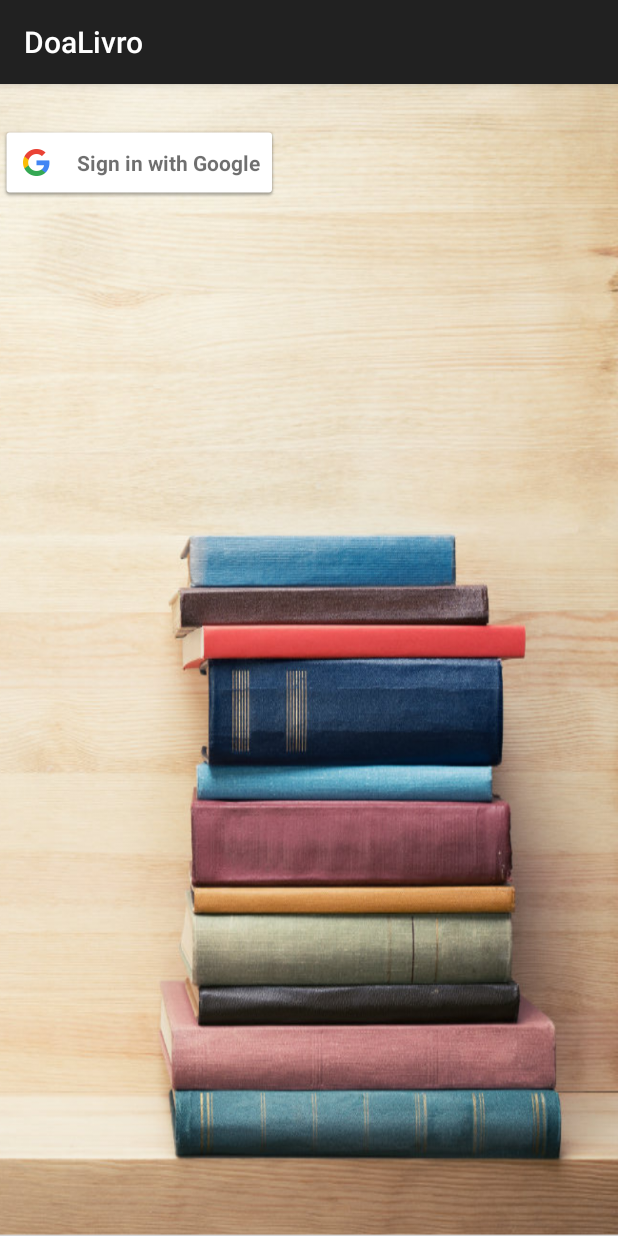
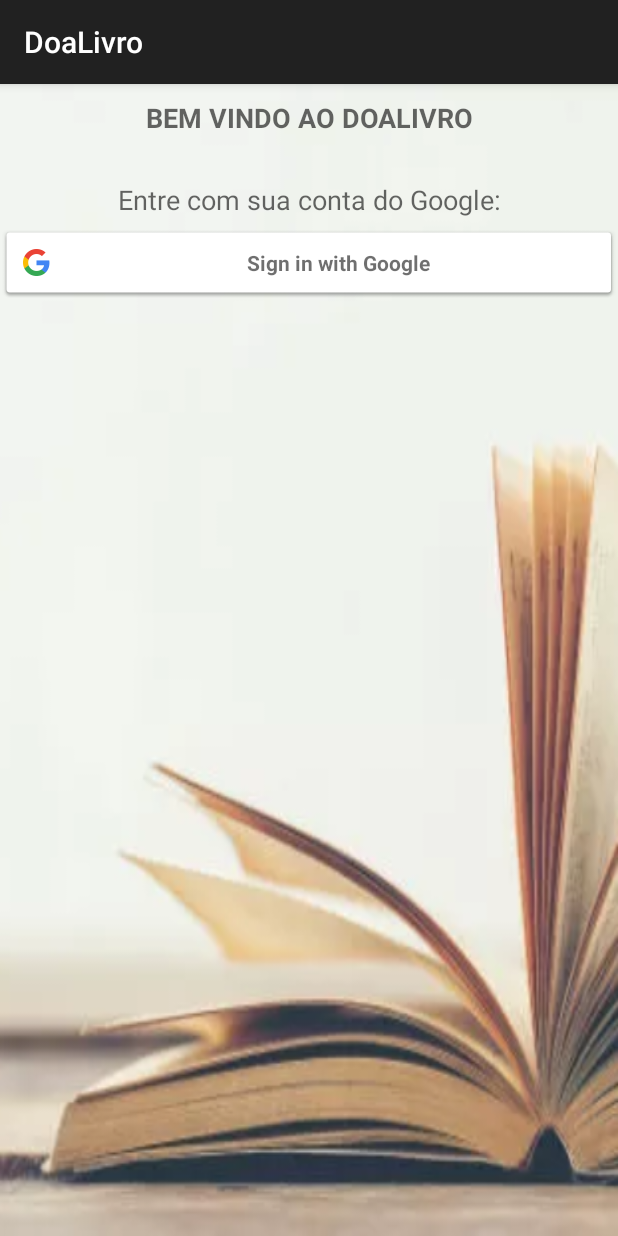
Before and after one commit to lucaspercisi/DoaLIvro, an Android app: the screen it shows after launch (MainActivity), on a phone screen of 412 x 824 dp. Run offline under Robolectric (Android 15) with nearby library versions, the phone set to English and light mode, and no system bars.

```diff
--- a/app/src/main/java/tk/doalivro/doalivro/MainActivity.java
+++ b/app/src/main/java/tk/doalivro/doalivro/MainActivity.java
@@ -182,6 +182,7 @@ public class MainActivity extends AppCompatActivity implements GoogleApiClient.O
         if (signedIn) {
             tela_principal.carregaTela();
         } else {
+            //tela_principal.carregaTela();
             tela_login.carregaTela();
         }
     }
--- a/app/src/main/res/layout/login.xml
+++ b/app/src/main/res/layout/login.xml
@@ -3,12 +3,31 @@
     android:layout_width="match_parent"
     android:layout_height="match_parent"
     android:orientation="vertical"
-    android:background="@drawable/capa_doa_livro">
+    android:background="@drawable/capa_login_doalivro">
+
+    <TextView
+        android:text="BEM VINDO AO DOALIVRO"
+        android:layout_width="match_parent"
+        android:layout_height="wrap_content"
+        android:gravity="center_horizontal"
+        android:layout_marginTop="10dp"
+        android:textAppearance="?android:attr/textAppearanceMedium"
+        android:textStyle="normal|bold" />
+
+    <TextView
+        android:text="Entre com sua conta do Google:"
+        android:layout_width="match_parent"
+        android:layout_height="wrap_content"
+        android:gravity="center_horizontal"
+        android:paddingTop="30dp"
+        android:textAppearance="?android:attr/textAppearanceMedium" />
 
     <com.google.android.gms.common.SignInButton
         android:id="@+id/botao_entrar"
-        android:layout_width="wrap_content"
+        android:layout_width="match_parent"
         android:layout_height="wrap_content"
-        android:layout_marginTop="28dp" />
+        android:layout_gravity="center_horizontal"
+        android:layout_marginTop="5dp"
+        />
 
 </LinearLayout>
--- a/app/src/main/res/values/colors.xml
+++ b/app/src/main/res/values/colors.xml
@@ -1,6 +1,6 @@
 <?xml version="1.0" encoding="utf-8"?>
 <resources>
     <color name="colorPrimary">#3F51B5</color>
-    <color name="colorPrimaryDark">#303F9F</color>
+    <color name="colorPrimaryDark">#303f9f</color>
     <color name="colorAccent">#FF4081</color>
 </resources>
```
Also changed, not shown: app/src/main/java/tk/doalivro/doalivro/DataBase.java (added, +24 -0 lines), app/src/main/java/tk/doalivro/doalivro/TelaDoaLivro.java (+11 -4 lines), app/src/main/java/tk/doalivro/doalivro/TelaListaLivros.java (+11 -6 lines), app/src/main/res/layout/doa_livro.xml (+15 -4 lines), app/src/main/res/layout/lista_livros_doacao.xml (+27 -5 lines), app/src/main/res/layout/tela_principal.xml (+19 -5 lines), app/src/main/res/drawable/capa_doa_livro_2.PNG (added), app/src/main/res/drawable/capa_doalivro_2.PNG (added), app/src/main/res/drawable/capa_login_doalivro.PNG (added).
